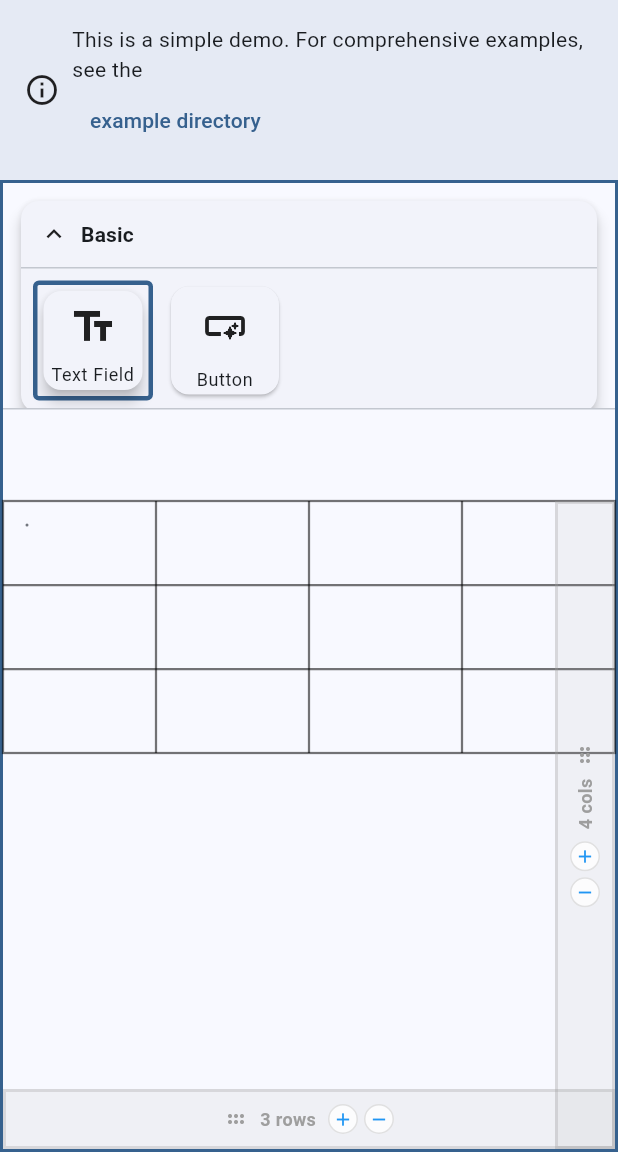
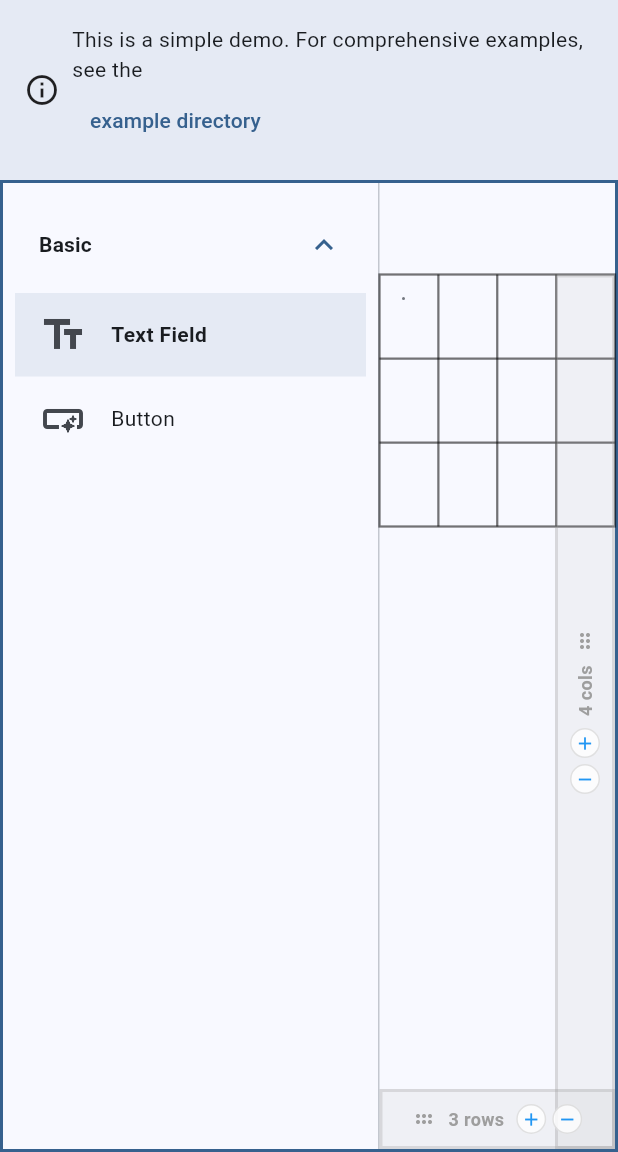
Before and after one commit to wballard/formbuilder, a Flutter app: the screen it shows after launch, after a tap on "Basic", after a tap on the "visibility" icon, on a phone screen of 412 x 824 dp, the part 84-1236 px from its top. Run offline on Flutter 3.47's test engine with Material 3 defaults, Android fonts, the phone set to English and light mode, and no system bars; drawn by our look-alikes of flutter_layout_grid; our stand-ins replace flutter_hooks.

Commit message:
feat: redesign toolbox to use expandable list view format
- Changed toolbox to always display vertically as requested
- Replaced grid/wrap layout with ExpansionTile and ListTile format
- Toolbox items now show as list tiles with icon and caption
- Categories are expandable/collapsible groups
- Updated both CategorizedToolboxWidget and AccessibleCategorizedToolbox
- Force horizontal layout with vertical toolbox sidebar

The toolbox now displays as:
- Category Name (expandable)
  [icon] Widget Caption
  [icon] Widget Caption
- Other Category
  [icon] Widget Caption

🤖 Generated with [Claude Code](https://claude.ai/code)

Co-Authored-By: Claude <noreply@anthropic.com>

```diff
--- a/lib/form_layout/form_layout.dart
+++ b/lib/form_layout/form_layout.dart
@@ -261,9 +261,8 @@ class FormLayout extends HookWidget {
       return null;
     }, [controller.state]);
 
-    // Determine responsive layout
-    final isSmallScreen = MediaQuery.of(context).size.width < 600;
-    final effectivePosition = isSmallScreen ? Axis.vertical : toolboxPosition;
+    // Always use horizontal layout with vertical toolbox
+    const effectivePosition = Axis.horizontal;
 
     // Build the main content
     Widget content = FormLayoutActionDispatcher(
@@ -298,7 +297,7 @@ class FormLayout extends HookWidget {
     final toolboxWidget = showToolbox
         ? AccessibleCategorizedToolbox(
             toolbox: toolbox,
-            scrollDirection: position,
+            scrollDirection: Axis.vertical, // Always vertical as per requirements
             animationSettings: animationSettings,
             onItemActivated: (item, position) {
               // Handle keyboard activation of toolbox items
--- a/lib/form_layout/widgets/accessible_categorized_toolbox.dart
+++ b/lib/form_layout/widgets/accessible_categorized_toolbox.dart
@@ -242,8 +242,6 @@ class _AccessibleCategorizedToolboxState
           ? 'Expanded. Tab to collapse'
           : 'Collapsed. Tab to expand',
       selected: isSelected,
-      child: Card(
-        elevation: isSelected ? 4 : 1,
       child: widget.scrollDirection == Axis.horizontal
             ? SizedBox(
                 width: 200, // Fixed width for horizontal scrolling
@@ -303,7 +301,7 @@ class _AccessibleCategorizedToolboxState
                             final isItemSelected =
                                 isSelected && _selectedItemIndex == itemIndex;
 
-                            return _buildAccessibleItem(
+                            return _buildAccessibleListItem(
                               context,
                               item,
                               isItemSelected,
@@ -315,59 +313,34 @@ class _AccessibleCategorizedToolboxState
                   ],
                 ),
               )
-            : Column(
-                crossAxisAlignment: CrossAxisAlignment.stretch,
-                children: [
-                  // Category header
-                  AccessibleTouchTarget(
-                    onTap: () {
+            : Theme(
+                data: theme.copyWith(
+                  dividerColor: Colors.transparent,
+                ),
+                child: ExpansionTile(
+                  initiallyExpanded: isExpanded,
+                  onExpansionChanged: (expanded) {
                     setState(() {
-                        if (isExpanded) {
+                      if (expanded) {
+                        _expandedCategories.add(category.name);
+                      } else {
                         _expandedCategories.remove(category.name);
-                        } else {
-                          _expandedCategories.add(category.name);
                       }
                     });
                   },
-                    semanticLabel: category.name,
-                    child: Padding(
-                      padding: const EdgeInsets.all(12),
-                      child: Row(
-                        children: [
-                          Icon(
-                            isExpanded ? Icons.expand_less : Icons.expand_more,
-                            size: 20,
-                            semanticLabel: isExpanded ? 'Collapse' : 'Expand',
-                          ),
-                          const SizedBox(width: 8),
-                          Text(
+                  tilePadding: const EdgeInsets.symmetric(horizontal: 16, vertical: 4),
+                  title: Text(
                     category.name,
                     style: theme.textTheme.titleSmall?.copyWith(
-                              fontWeight: isSelected
-                                  ? FontWeight.bold
-                                  : FontWeight.normal,
+                      fontWeight: isSelected ? FontWeight.bold : FontWeight.w600,
                     ),
                   ),
-                        ],
-                      ),
-                    ),
-                  ),
-
-                  // Category items
-                  if (isExpanded) ...[
-                    const Divider(height: 1),
-                    Padding(
-                      padding: const EdgeInsets.all(8),
-                      child: Wrap(
-                        spacing: widget.itemSpacing,
-                        runSpacing: widget.itemSpacing,
                   children: category.items.asMap().entries.map((entry) {
                     final itemIndex = entry.key;
                     final item = entry.value;
-                          final isItemSelected =
-                              isSelected && _selectedItemIndex == itemIndex;
+                    final isItemSelected = isSelected && _selectedItemIndex == itemIndex;
 
-                          return _buildAccessibleItem(
+                    return _buildAccessibleListItem(
                       context,
                       item,
                       isItemSelected,
@@ -375,8 +348,79 @@ class _AccessibleCategorizedToolboxState
                   }).toList(),
                 ),
               ),
-                  ],
-                ],
+    );
+  }
+
+  Widget _buildAccessibleListItem(
+    BuildContext context,
+    ToolboxItem item,
+    bool isSelected,
+  ) {
+    final semanticLabel = AccessibilityUtils.getToolboxItemLabel(
+      item.displayName,
+      item.defaultWidth,
+      item.defaultHeight,
+    );
+
+    return Focus(
+      focusNode: _itemFocusNodes[item.name],
+      child: Semantics(
+        label: semanticLabel,
+        selected: isSelected,
+        child: Draggable<ToolboxItem>(
+          data: item,
+          feedback: AnimatedDragFeedback(
+            animationSettings: widget.animationSettings,
+            child: Material(
+              elevation: 8,
+              child: Container(
+                width: 200,
+                height: 60,
+                decoration: BoxDecoration(
+                  color: Theme.of(context).colorScheme.surface,
+                  border: Border.all(
+                    color: Theme.of(context).colorScheme.primary,
+                    width: 2,
+                  ),
+                  borderRadius: BorderRadius.circular(4),
+                ),
+                child: ListTile(
+                  leading: SizedBox(
+                    width: 32,
+                    height: 32,
+                    child: item.toolboxBuilder(context),
+                  ),
+                  title: Text(item.displayName),
+                ),
+              ),
+            ),
+          ),
+          child: Container(
+            color: isSelected
+                ? Theme.of(context).colorScheme.primary.withValues(alpha: 0.1)
+                : null,
+            child: ListTile(
+              leading: SizedBox(
+                width: 32,
+                height: 32,
+                child: item.toolboxBuilder(context),
+              ),
+              title: Text(
+                item.displayName,
+                style: Theme.of(context).textTheme.bodyMedium?.copyWith(
+                  fontWeight: isSelected ? FontWeight.bold : FontWeight.normal,
+                ),
+              ),
+              onTap: () {
+                setState(() {
+                  _selectedItemIndex = widget.toolbox.categories[_selectedCategoryIndex]
+                      .items.indexOf(item);
+                });
+                // Could show item details or initiate drag programmatically
+              },
+              hoverColor: Theme.of(context).colorScheme.primary.withValues(alpha: 0.05),
+            ),
+          ),
         ),
       ),
     );
```
Also changed, not shown: lib/form_layout/widgets/categorized_toolbox_widget.dart (+60 -34 lines). Lines whose indentation alone changed are shown as unchanged.
